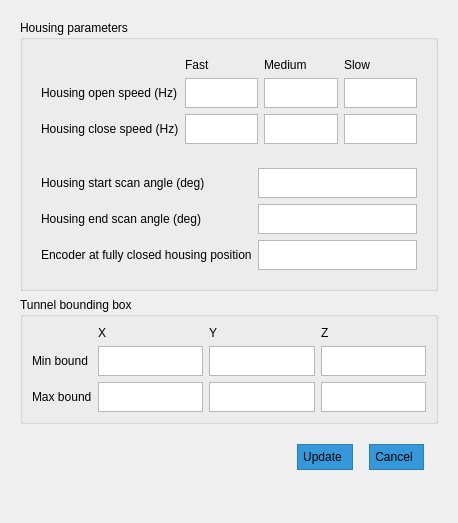
First picture: the form in qt5_ui/setting_page.ui, repository jacondv/intelijet_v2, before the edit.
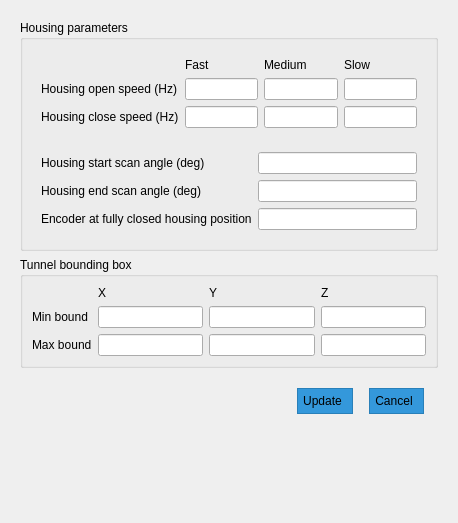
Second picture: the form after the edit.

The edit to the form file:
```diff
--- a/qt5_ui/setting_page.ui
+++ b/qt5_ui/setting_page.ui
@@ -60,154 +60,13 @@
          <item row="0" column="0">
           <widget class="QWidget" name="widget_2" native="true">
            <layout class="QGridLayout" name="gridLayout_2">
-            <item row="2" column="2">
-             <widget class="QTextEdit" name="txtHousingCloseMedium">
-              <property name="minimumSize">
-               <size>
-                <width>0</width>
-                <height>30</height>
-               </size>
-              </property>
-              <property name="maximumSize">
-               <size>
-                <width>16777215</width>
-                <height>30</height>
-               </size>
-              </property>
-              <property name="tabChangesFocus">
-               <bool>true</bool>
-              </property>
-             </widget>
-            </item>
-            <item row="0" column="3">
-             <widget class="QLabel" name="label_11">
-              <property name="text">
-               <string>Slow</string>
-              </property>
-             </widget>
-            </item>
-            <item row="0" column="1">
-             <widget class="QLabel" name="label_9">
-              <property name="text">
-               <string>Fast</string>
-              </property>
-             </widget>
-            </item>
-            <item row="1" column="1">
-             <widget class="QTextEdit" name="txtHousingOpenFast">
-              <property name="minimumSize">
-               <size>
-                <width>0</width>
-                <height>30</height>
-               </size>
-              </property>
-              <property name="maximumSize">
-               <size>
-                <width>16777215</width>
-                <height>30</height>
-               </size>
-              </property>
-              <property name="tabChangesFocus">
-               <bool>true</bool>
-              </property>
-              <property name="acceptRichText">
-               <bool>true</bool>
-              </property>
-             </widget>
-            </item>
-            <item row="2" column="3">
-             <widget class="QTextEdit" name="txtHousingCloseSlow">
-              <property name="minimumSize">
-               <size>
-                <width>0</width>
-                <height>30</height>
-               </size>
-              </property>
-              <property name="maximumSize">
-               <size>
-                <width>16777215</width>
-                <height>30</height>
-               </size>
-              </property>
-              <property name="tabChangesFocus">
-               <bool>true</bool>
-              </property>
-             </widget>
-            </item>
-            <item row="1" column="2">
-             <widget class="QTextEdit" name="txtHousingOpenMedium">
-              <property name="minimumSize">
-               <size>
-                <width>0</width>
-                <height>30</height>
-               </size>
-              </property>
-              <property name="maximumSize">
-               <size>
-                <width>16777215</width>
-                <height>30</height>
-               </size>
-              </property>
-              <property name="tabChangesFocus">
-               <bool>true</bool>
-              </property>
-              <property name="acceptRichText">
-               <bool>true</bool>
-              </property>
-             </widget>
-            </item>
-            <item row="1" column="3">
-             <widget class="QTextEdit" name="txtHousingOpenSlow">
-              <property name="minimumSize">
-               <size>
-                <width>0</width>
-                <height>30</height>
-               </size>
-              </property>
-              <property name="maximumSize">
-               <size>
-                <width>16777215</width>
-                <height>30</height>
-               </size>
-              </property>
-              <property name="tabChangesFocus">
-               <bool>true</bool>
-              </property>
-             </widget>
-            </item>
-            <item row="2" column="1">
-             <widget class="QTextEdit" name="txtHousingCloseFast">
-              <property name="minimumSize">
-               <size>
-                <width>0</width>
-                <height>30</height>
-               </size>
-              </property>
-              <property name="maximumSize">
-               <size>
-                <width>16777215</width>
-                <height>30</height>
-               </size>
-              </property>
-              <property name="tabChangesFocus">
-               <bool>true</bool>
-              </property>
-             </widget>
-            </item>
-            <item row="0" column="2">
+            <item row="0" column="7">
              <widget class="QLabel" name="label_10">
               <property name="text">
                <string>Medium</string>
               </property>
              </widget>
             </item>
-            <item row="1" column="0">
-             <widget class="QLabel" name="label_7">
-              <property name="text">
-               <string>Housing open speed (Hz)</string>
-              </property>
-             </widget>
-            </item>
             <item row="2" column="0">
              <widget class="QLabel" name="label_8">
               <property name="text">
@@ -215,19 +74,51 @@
               </property>
              </widget>
             </item>
+            <item row="1" column="4">
+             <widget class="QLineEdit" name="txtHousingOpenFast"/>
+            </item>
+            <item row="1" column="7">
+             <widget class="QLineEdit" name="txtHousingOpenMedium"/>
+            </item>
+            <item row="0" column="4">
+             <widget class="QLabel" name="label_9">
+              <property name="text">
+               <string>Fast</string>
+              </property>
+             </widget>
+            </item>
+            <item row="0" column="8">
+             <widget class="QLabel" name="label_11">
+              <property name="text">
+               <string>Slow</string>
+              </property>
+             </widget>
+            </item>
+            <item row="1" column="8">
+             <widget class="QLineEdit" name="txtHousingOpenSlow"/>
+            </item>
+            <item row="1" column="0">
+             <widget class="QLabel" name="label_7">
+              <property name="text">
+               <string>Housing open speed (Hz)</string>
+              </property>
+             </widget>
+            </item>
+            <item row="2" column="8">
+             <widget class="QLineEdit" name="txtHousingCloseSlow_2"/>
+            </item>
+            <item row="2" column="7">
+             <widget class="QLineEdit" name="txtHousingCloseMedium"/>
+            </item>
+            <item row="2" column="4">
+             <widget class="QLineEdit" name="txtHousingCloseFast"/>
+            </item>
            </layout>
           </widget>
          </item>
          <item row="1" column="0">
           <widget class="QWidget" name="widget_3" native="true">
            <layout class="QGridLayout" name="gridLayout_3">
-            <item row="1" column="0">
-             <widget class="QLabel" name="label_13">
-              <property name="text">
-               <string>Housing end scan angle (deg)</string>
-              </property>
-             </widget>
-            </item>
             <item row="2" column="0">
              <widget class="QLabel" name="label_14">
               <property name="text">
@@ -235,63 +126,6 @@
               </property>
              </widget>
             </item>
-            <item row="1" column="1">
-             <widget class="QTextEdit" name="txtHousingEndPosition">
-              <property name="minimumSize">
-               <size>
-                <width>0</width>
-                <height>30</height>
-               </size>
-              </property>
-              <property name="maximumSize">
-               <size>
-                <width>16777215</width>
-                <height>30</height>
-               </size>
-              </property>
-              <property name="tabChangesFocus">
-               <bool>true</bool>
-              </property>
-             </widget>
-            </item>
-            <item row="0" column="1">
-             <widget class="QTextEdit" name="txtHousingStartPosition">
-              <property name="minimumSize">
-               <size>
-                <width>0</width>
-                <height>30</height>
-               </size>
-              </property>
-              <property name="maximumSize">
-               <size>
-                <width>16777215</width>
-                <height>30</height>
-               </size>
-              </property>
-              <property name="tabChangesFocus">
-               <bool>true</bool>
-              </property>
-             </widget>
-            </item>
-            <item row="2" column="1">
-             <widget class="QTextEdit" name="txtHousingClosedPosition">
-              <property name="minimumSize">
-               <size>
-                <width>0</width>
-                <height>30</height>
-               </size>
-              </property>
-              <property name="maximumSize">
-               <size>
-                <width>16777215</width>
-                <height>30</height>
-               </size>
-              </property>
-              <property name="tabChangesFocus">
-               <bool>true</bool>
-              </property>
-             </widget>
-            </item>
             <item row="0" column="0">
              <widget class="QLabel" name="label_12">
               <property name="text">
@@ -299,6 +133,22 @@
               </property>
              </widget>
             </item>
+            <item row="1" column="0">
+             <widget class="QLabel" name="label_13">
+              <property name="text">
+               <string>Housing end scan angle (deg)</string>
+              </property>
+             </widget>
+            </item>
+            <item row="0" column="2">
+             <widget class="QLineEdit" name="txtHousingStartPosition"/>
+            </item>
+            <item row="1" column="2">
+             <widget class="QLineEdit" name="txtHousingEndPosition"/>
+            </item>
+            <item row="2" column="2">
+             <widget class="QLineEdit" name="txtHousingClosedPosition"/>
+            </item>
            </layout>
           </widget>
          </item>
@@ -317,69 +167,6 @@
          <string>Tunnel bounding box</string>
         </property>
         <layout class="QGridLayout" name="gridLayout">
-         <item row="1" column="1">
-          <widget class="QTextEdit" name="txtTunnelMinBoundX">
-           <property name="minimumSize">
-            <size>
-             <width>0</width>
-             <height>30</height>
-            </size>
-           </property>
-           <property name="maximumSize">
-            <size>
-             <width>16777215</width>
-             <height>30</height>
-            </size>
-           </property>
-           <property name="tabChangesFocus">
-            <bool>true</bool>
-           </property>
-           <property name="acceptRichText">
-            <bool>true</bool>
-           </property>
-          </widget>
-         </item>
-         <item row="2" column="3">
-          <widget class="QTextEdit" name="txtTunnelMaxBoundZ">
-           <property name="minimumSize">
-            <size>
-             <width>0</width>
-             <height>30</height>
-            </size>
-           </property>
-           <property name="maximumSize">
-            <size>
-             <width>16777215</width>
-             <height>30</height>
-            </size>
-           </property>
-           <property name="tabChangesFocus">
-            <bool>true</bool>
-           </property>
-          </widget>
-         </item>
-         <item row="1" column="2">
-          <widget class="QTextEdit" name="txtTunnelMinBoundY">
-           <property name="minimumSize">
-            <size>
-             <width>0</width>
-             <height>30</height>
-            </size>
-           </property>
-           <property name="maximumSize">
-            <size>
-             <width>16777215</width>
-             <height>30</height>
-            </size>
-           </property>
-           <property name="tabChangesFocus">
-            <bool>true</bool>
-           </property>
-           <property name="acceptRichText">
-            <bool>true</bool>
-           </property>
-          </widget>
-         </item>
          <item row="2" column="0">
           <widget class="QLabel" name="label_16">
            <property name="text">
@@ -387,13 +174,6 @@
            </property>
           </widget>
          </item>
-         <item row="0" column="2">
-          <widget class="QLabel" name="label_51">
-           <property name="text">
-            <string>Y</string>
-           </property>
-          </widget>
-         </item>
          <item row="1" column="0">
           <widget class="QLabel" name="label_15">
            <property name="text">
@@ -401,83 +181,45 @@
            </property>
           </widget>
          </item>
-         <item row="1" column="3">
-          <widget class="QTextEdit" name="txtTunnelMinBoundZ">
-           <property name="minimumSize">
-            <size>
-             <width>0</width>
-             <height>30</height>
-            </size>
-           </property>
-           <property name="maximumSize">
-            <size>
-             <width>16777215</width>
-             <height>30</height>
-            </size>
-           </property>
-           <property name="tabChangesFocus">
-            <bool>true</bool>
-           </property>
-          </widget>
-         </item>
-         <item row="0" column="3">
-          <widget class="QLabel" name="label_50">
-           <property name="text">
-            <string>Z</string>
-           </property>
-          </widget>
-         </item>
-         <item row="2" column="2">
-          <widget class="QTextEdit" name="txtTunnelMaxBoundY">
-           <property name="minimumSize">
-            <size>
-             <width>0</width>
-             <height>30</height>
-            </size>
-           </property>
-           <property name="maximumSize">
-            <size>
-             <width>16777215</width>
-             <height>30</height>
-            </size>
-           </property>
-           <property name="tabChangesFocus">
-            <bool>true</bool>
-           </property>
-           <property name="acceptRichText">
-            <bool>true</bool>
-           </property>
-          </widget>
-         </item>
-         <item row="2" column="1">
-          <widget class="QTextEdit" name="txtTunnelMaxBoundX">
-           <property name="minimumSize">
-            <size>
-             <width>0</width>
-             <height>30</height>
-            </size>
-           </property>
-           <property name="maximumSize">
-            <size>
-             <width>16777215</width>
-             <height>30</height>
-            </size>
-           </property>
-           <property name="tabChangesFocus">
-            <bool>true</bool>
-           </property>
-           <property name="acceptRichText">
-            <bool>true</bool>
-           </property>
-          </widget>
-         </item>
-         <item row="0" column="1">
+         <item row="0" column="5">
           <widget class="QLabel" name="label_49">
            <property name="text">
             <string>X</string>
            </property>
           </widget>
          </item>
+         <item row="0" column="6">
+          <widget class="QLabel" name="label_51">
+           <property name="text">
+            <string>Y</string>
+           </property>
+          </widget>
+         </item>
+         <item row="0" column="7">
+          <widget class="QLabel" name="label_50">
+           <property name="text">
+            <string>Z</string>
+           </property>
+          </widget>
+         </item>
+         <item row="1" column="6">
+          <widget class="QLineEdit" name="txtTunnelMinBoundY"/>
+         </item>
+         <item row="1" column="7">
+          <widget class="QLineEdit" name="txtTunnelMinBoundZ"/>
+         </item>
+         <item row="1" column="5">
+          <widget class="QLineEdit" name="txtTunnelMinBoundX"/>
+         </item>
+         <item row="2" column="7">
+          <widget class="QLineEdit" name="txtTunnelMaxBoundZ"/>
+         </item>
+         <item row="2" column="6">
+          <widget class="QLineEdit" name="txtTunnelMaxBoundY"/>
+         </item>
+         <item row="2" column="5">
+          <widget class="QLineEdit" name="txtTunnelMaxBoundX"/>
+         </item>
         </layout>
        </widget>
       </item>
```
Left out of the diff: 17 changed lines with no effect on the pictures.
